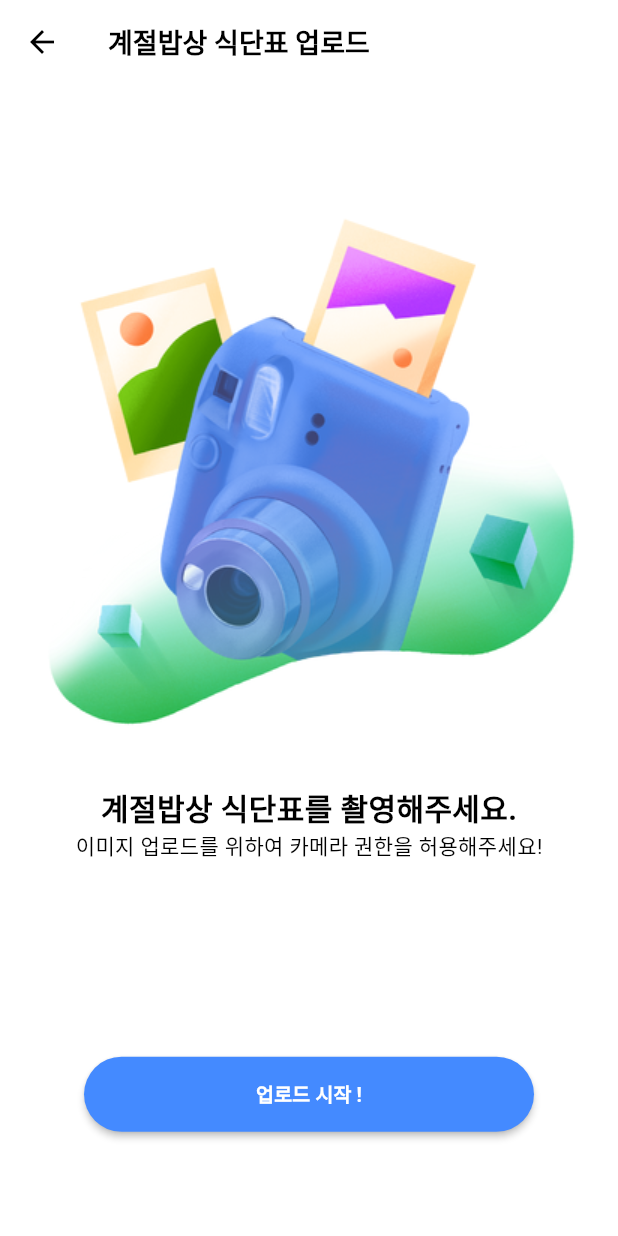
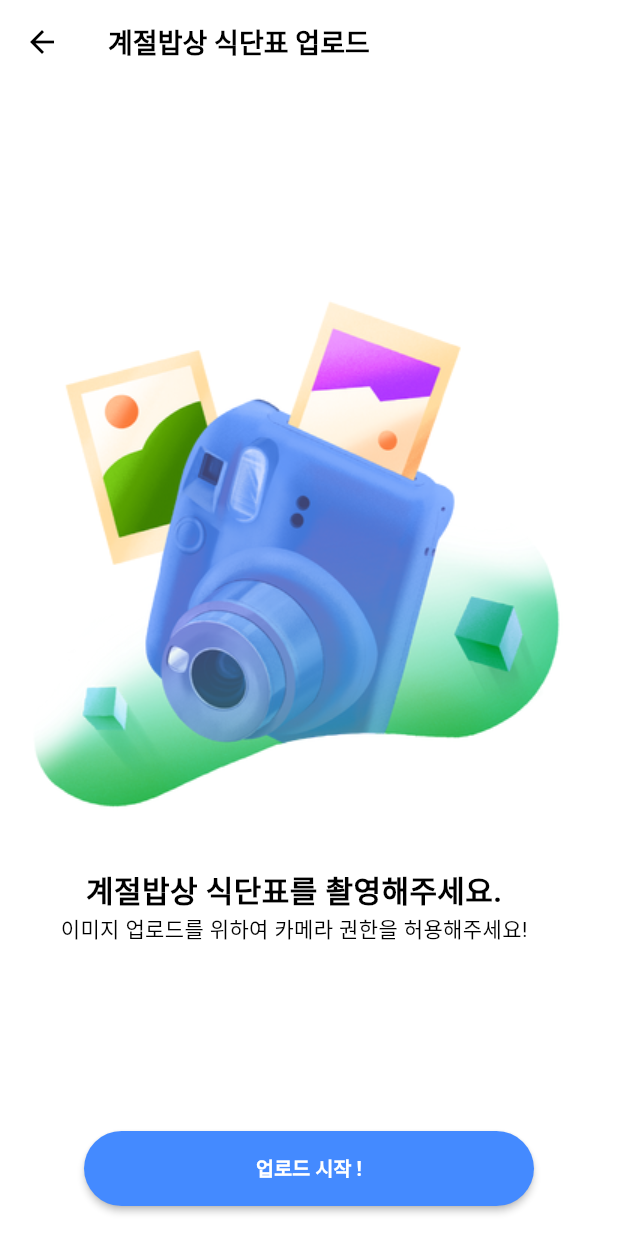
Before and after one commit to TEAM-ALOM/gaeboptoday_flutter, a Flutter app: the UploadScreen screen opened directly, on a phone screen of 412 x 824 dp. Run offline on Flutter 3.47's test engine with Material 3 defaults, Android fonts, the phone set to English and light mode, and no system bars; drawn by our look-alikes of auto_size_text; our stand-ins replace animated_toggle_switch, awesome_bottom_bar, card_swiper, connectivity_plus, dio, flutter_rating_bar and 7 more; missing offline and left inert: edge_detection, sliver_app_bar_builder; Roboto replaces fonts that are missing (Pretendard); project files that could hold a hidden picture were left out.

Commit message:
📱 Responsive design for iphone SE : bottom button

```diff
--- a/lib/screens/upload_screen.dart
+++ b/lib/screens/upload_screen.dart
@@ -92,7 +92,7 @@ class _UploadScreenState extends State<UploadScreen> {
             // print('$sent $total');
           },
         );
-        // // TODO: SAVE CROPPED IMAGE DISABLE
+        // // TODO: SAVE CROPP  ED IMAGE DISABLE
         // ImageGallerySaver.saveImage(bytes);
         // print(response);
         setState(() {
@@ -151,6 +151,21 @@ class _UploadScreenState extends State<UploadScreen> {
         title: const Text(
           "계절밥상 식단표 업로드",
           style: TextStyle(fontWeight: ui.FontWeight.bold, fontSize: 18),
+        ),
+      ),
+      bottomNavigationBar: Padding(
+        padding: const EdgeInsets.only(bottom: 20.0),
+        child: RoundedLoadingButton(
+          successColor: Colors.blueAccent,
+          color: Colors.blueAccent,
+          controller: _btnController,
+          onPressed: menuUpload,
+          child: const Text('업로드 시작 !',
+              style: TextStyle(
+                color: Colors.white,
+                fontWeight: FontWeight.bold,
+                fontSize: 13,
+              )),
         ),
       ),
       body: Padding(
@@ -244,21 +259,8 @@ class _UploadScreenState extends State<UploadScreen> {
                           const Gap(5),
                         ],
                       )
-                    : const Gap(130),
+                    : const Gap(0),
             // Text(imagePath),
-
-            RoundedLoadingButton(
-              successColor: Colors.blueAccent,
-              color: Colors.blueAccent,
-              controller: _btnController,
-              onPressed: menuUpload,
-              child: const Text('업로드 시작 !',
-                  style: TextStyle(
-                    color: Colors.white,
-                    fontWeight: FontWeight.bold,
-                    fontSize: 13,
-                  )),
-            )
           ],
         ),
       ),
--- a/pubspec.yaml
+++ b/pubspec.yaml
@@ -54,6 +54,8 @@ dependencies:
   percent_indicator: ^4.2.3
   card_loading: ^0.3.2
   loading_animation_widget: ^1.2.1
+  connectivity_plus: ^6.0.3
+  internet_connection_checker: ^1.0.0+1
 dev_dependencies:
   flutter_test:
     sdk: flutter
```
Also changed, not shown: lib/screens/home_screen.dart (+52 -24 lines), lib/screens/menu_data_confirm_screen.dart (+19 -16 lines), 4 other files.
